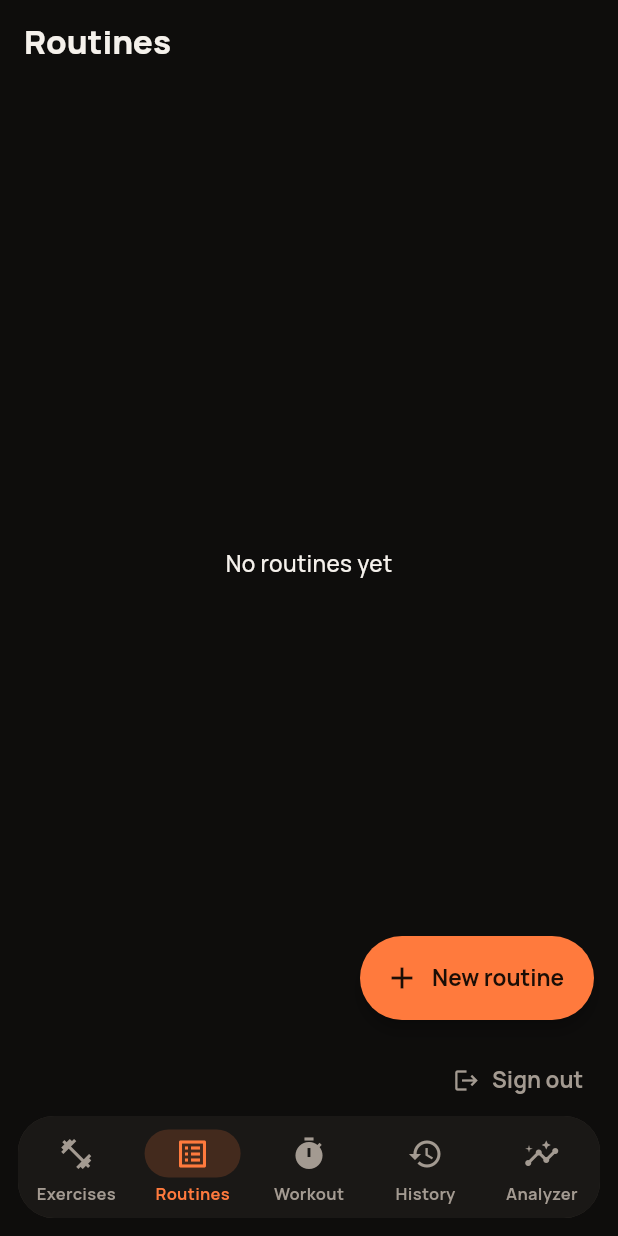
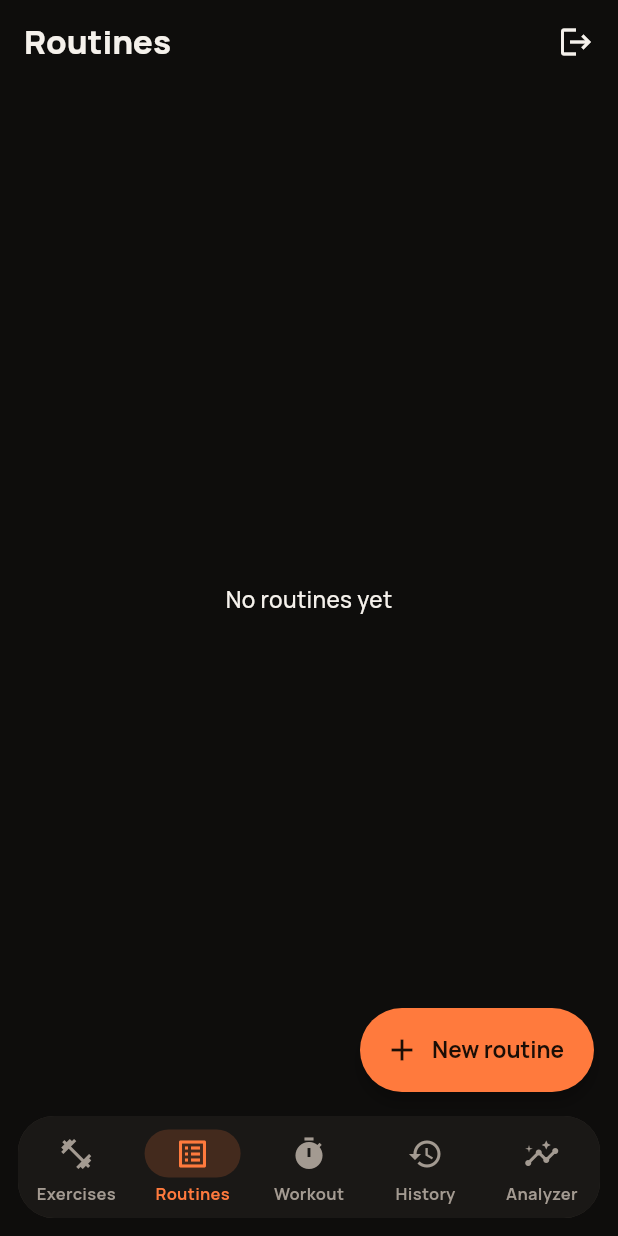
Before and after one commit to GymGym-A-Project/GymGym-A-SE3003, a Flutter app: the screen it shows once a user with an empty profile is signed in, item 2 of the bottom bar chosen, on a phone screen of 412 x 824 dp. Run offline on Flutter 3.47's test engine with Material 3 defaults, Android fonts, the phone set to English and light mode, and no system bars; our stand-ins replace cloud_firestore, firebase_auth, firebase_core, flutter_riverpod, go_router, shared_preferences; accounts and stored records are empty.

Commit message:
feat(ui): move sign out to the top-right of each tab's app bar

```diff
--- a/lib/core/widgets/app_shell.dart
+++ b/lib/core/widgets/app_shell.dart
@@ -1,8 +1,6 @@
 import 'package:flutter/material.dart';
-import 'package:flutter_riverpod/flutter_riverpod.dart';
 import 'package:go_router/go_router.dart';
 
-import '../../data/auth/auth_providers.dart';
 import '../theme/gaps.dart';
 import '../theme/gym_colors.dart';
 
@@ -21,7 +19,6 @@ class AppShell extends StatelessWidget {
         child: Column(
           mainAxisSize: MainAxisSize.min,
           children: [
-            const _SignOutButton(),
             // Floating bar, inset 12 from the screen edges.
             Padding(
               padding: const EdgeInsets.fromLTRB(Gap.m, 0, Gap.m, Gap.m),
@@ -72,52 +69,3 @@ class AppShell extends StatelessWidget {
     );
   }
 }
-
-class _SignOutButton extends ConsumerStatefulWidget {
-  const _SignOutButton();
-  @override
-  ConsumerState<_SignOutButton> createState() => _SignOutButtonState();
-}
-
-class _SignOutButtonState extends ConsumerState<_SignOutButton> {
-  bool _busy = false;
-  Future<void> _signOut() async {
-    setState(() {
-      _busy = true;
-    });
-    try {
-      await ref.read(authRepositoryProvider).signOut();
-    } catch (_) {
-      if (mounted) {
-        ScaffoldMessenger.of(context).showSnackBar(
-          const SnackBar(
-            content: Text('Unable to sign out. Please try again.'),
-          ),
-        );
-      }
-    } finally {
-      if (mounted) {
-        setState(() {
-          _busy = false;
-        });
-      }
-    }
-  }
-
-  @override
-  Widget build(BuildContext context) => Align(
-    alignment: Alignment.centerRight,
-    child: Padding(
-      padding: const EdgeInsets.only(right: Gap.s),
-      child: TextButton.icon(
-        onPressed: _busy ? null : _signOut,
-        style: TextButton.styleFrom(
-          foregroundColor: GymColors.of(context).textMuted,
-          minimumSize: const Size(48, 40),
-        ),
-        icon: const Icon(Icons.logout, size: 18),
-        label: const Text('Sign out'),
-      ),
-    ),
-  );
-}
--- /dev/null
+++ b/lib/core/widgets/sign_out_button.dart
@@ -0,0 +1,43 @@
+import 'package:flutter/material.dart';
+import 'package:flutter_riverpod/flutter_riverpod.dart';
+
+import '../../data/auth/auth_providers.dart';
+
+/// Sign-out action for the top-right corner of each tab's app bar.
+class SignOutButton extends ConsumerStatefulWidget {
+  const SignOutButton({super.key});
+
+  @override
+  ConsumerState<SignOutButton> createState() => _SignOutButtonState();
+}
+
+class _SignOutButtonState extends ConsumerState<SignOutButton> {
+  bool _busy = false;
+
+  Future<void> _signOut() async {
+    setState(() => _busy = true);
+    try {
+      await ref.read(authRepositoryProvider).signOut();
+    } catch (_) {
+      if (mounted) {
+        ScaffoldMessenger.of(context).showSnackBar(
+          const SnackBar(
+            content: Text('Unable to sign out. Please try again.'),
+          ),
+        );
+      }
+    } finally {
+      if (mounted) setState(() => _busy = false);
+    }
+  }
+
+  @override
+  Widget build(BuildContext context) => Padding(
+    padding: const EdgeInsets.only(right: 4),
+    child: IconButton(
+      tooltip: 'Sign out',
+      onPressed: _busy ? null : _signOut,
+      icon: const Icon(Icons.logout),
+    ),
+  );
+}
--- a/lib/features/analyzer/analyzer_screen.dart
+++ b/lib/features/analyzer/analyzer_screen.dart
@@ -1,13 +1,17 @@
 import 'package:flutter/material.dart';
 
 import 'plateau_advice.dart';
+import '../../core/widgets/sign_out_button.dart';
 
 class AnalyzerScreen extends StatelessWidget {
   const AnalyzerScreen({super.key});
 
   @override
   Widget build(BuildContext context) => Scaffold(
-    appBar: AppBar(title: const Text('Analyzer')),
+    appBar: AppBar(
+      title: const Text('Analyzer'),
+      actions: const [SignOutButton()],
+    ),
     body: const Padding(
       padding: EdgeInsets.all(16),
       child: Column(
--- a/lib/features/exercises/exercises_screen.dart
+++ b/lib/features/exercises/exercises_screen.dart
@@ -10,6 +10,7 @@ import '../../core/widgets/empty_state.dart';
 import '../../data/exercise_catalog.dart';
 import 'exercise_filter.dart';
 import 'exercise_widgets.dart';
+import '../../core/widgets/sign_out_button.dart';
 
 class ExercisesScreen extends ConsumerWidget {
   const ExercisesScreen({super.key});
@@ -18,7 +19,10 @@ class ExercisesScreen extends ConsumerWidget {
   Widget build(BuildContext context, WidgetRef ref) {
     final catalog = ref.watch(exerciseCatalogProvider);
     return Scaffold(
-      appBar: AppBar(title: const Text('Exercises')),
+      appBar: AppBar(
+        title: const Text('Exercises'),
+        actions: const [SignOutButton()],
+      ),
       body: catalog.when(
         data: (exercises) => Column(
           crossAxisAlignment: CrossAxisAlignment.stretch,
--- a/lib/features/history/history_screen.dart
+++ b/lib/features/history/history_screen.dart
@@ -9,6 +9,7 @@ import '../../data/repositories/routine_providers.dart';
 import '../../data/repositories/workout_session_providers.dart';
 import 'exercise_progress.dart';
 import 'history_format.dart';
+import '../../core/widgets/sign_out_button.dart';
 
 /// Completed workouts, newest first, and the exercises performed in them.
 class HistoryScreen extends ConsumerWidget {
@@ -22,6 +23,7 @@ class HistoryScreen extends ConsumerWidget {
       child: Scaffold(
         appBar: AppBar(
           title: const Text('History'),
+          actions: const [SignOutButton()],
           bottom: const TabBar(
             tabs: [
               Tab(text: 'Sessions'),
--- a/lib/features/logger/logger_screen.dart
+++ b/lib/features/logger/logger_screen.dart
@@ -14,6 +14,7 @@ import 'active_workout.dart';
 import 'workout_draft.dart';
 import 'ghost_values.dart';
 import 'workout_summary.dart';
+import '../../core/widgets/sign_out_button.dart';
 
 class LoggerScreen extends ConsumerStatefulWidget {
   const LoggerScreen({super.key});
@@ -127,7 +128,10 @@ class _LoggerScreenState extends ConsumerState<LoggerScreen> {
     });
     final active = ref.watch(activeWorkoutProvider(uid));
     return Scaffold(
-      appBar: AppBar(title: const Text('Workout')),
+      appBar: AppBar(
+        title: const Text('Workout'),
+        actions: const [SignOutButton()],
+      ),
       body: active.when(
         loading: () => const Center(child: CircularProgressIndicator()),
         error: (_, _) => Center(
--- a/lib/features/routines/routines_screen.dart
+++ b/lib/features/routines/routines_screen.dart
@@ -7,6 +7,7 @@ import '../../data/models/routine.dart';
 import '../../data/repositories/routine_providers.dart';
 import '../../data/repositories/routine_repository.dart';
 import 'routine_order.dart';
+import '../../core/widgets/sign_out_button.dart';
 
 class RoutinesScreen extends ConsumerWidget {
   const RoutinesScreen({super.key});
@@ -22,7 +23,10 @@ class RoutinesScreen extends ConsumerWidget {
       }
     });
     return Scaffold(
-      appBar: AppBar(title: const Text('Routines')),
+      appBar: AppBar(
+        title: const Text('Routines'),
+        actions: const [SignOutButton()],
+      ),
       floatingActionButton: FloatingActionButton.extended(
         onPressed: () => context.go(AppRoutes.routineNew),
         icon: const Icon(Icons.add),
```
Also changed, not shown: 1 other file.
